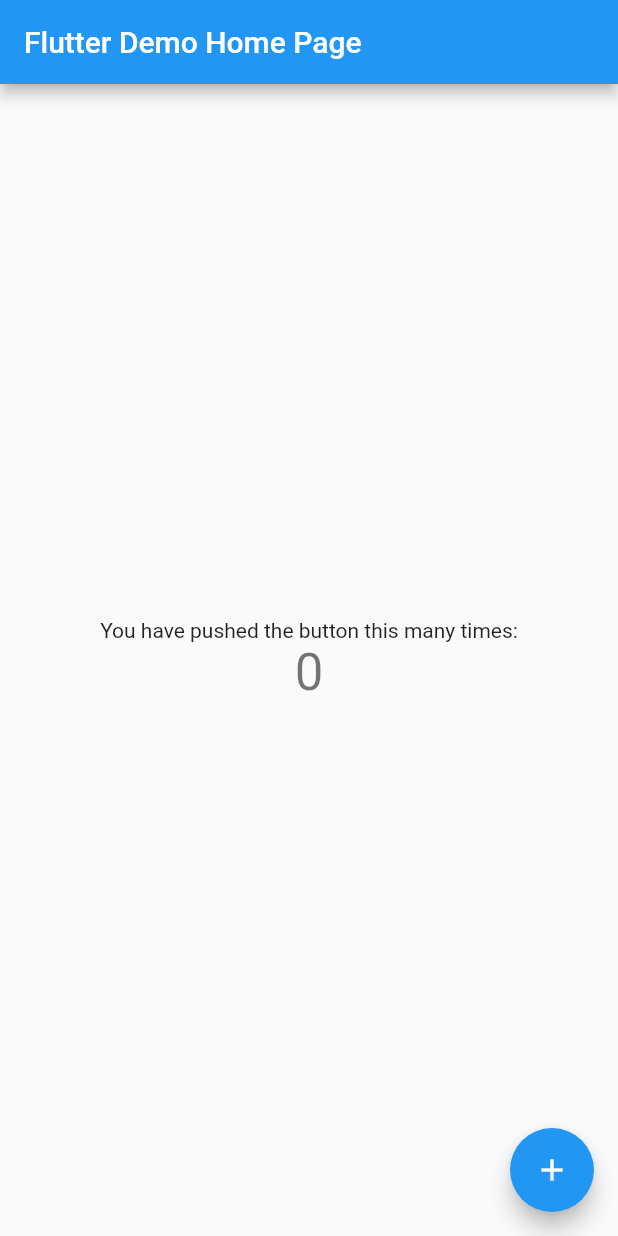
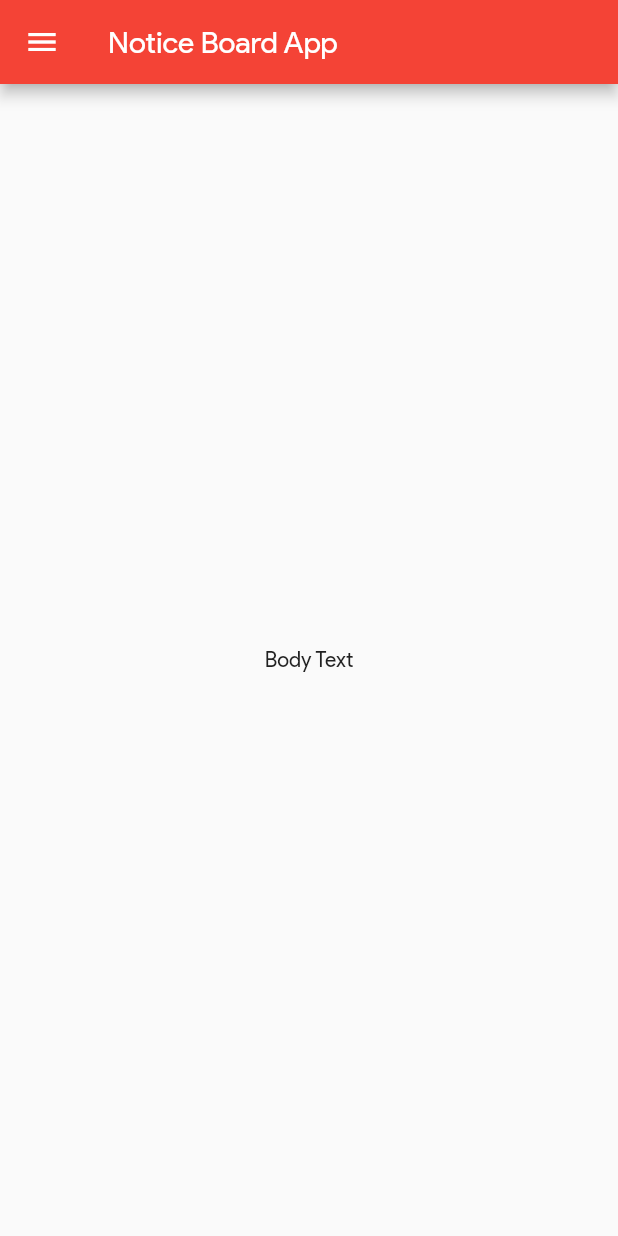
Before and after one commit to Harshit-Sonawala/notice_board_app, a Flutter app: the screen it shows after launch, on a phone screen of 412 x 824 dp. Run offline on Flutter 3.47's test engine with Material 2 defaults, Android fonts, the phone set to English and light mode, and no system bars.

Commit message:
added fonts, drawer

```diff
--- a/lib/main.dart
+++ b/lib/main.dart
@@ -1,115 +1,137 @@
 import 'package:flutter/material.dart';
+import './screens/home_screen.dart';
 
-void main() {
-  runApp(const MyApp());
-}
+void main() => runApp(const NoticeBoardApp());
 
-class MyApp extends StatelessWidget {
-  const MyApp({Key? key}) : super(key: key);
+class NoticeBoardApp extends StatelessWidget {
+  const NoticeBoardApp({Key? key}) : super(key: key);
 
-  // This widget is the root of your application.
   @override
   Widget build(BuildContext context) {
     return MaterialApp(
-      title: 'Flutter Demo',
+      debugShowCheckedModeBanner: false,
       theme: ThemeData(
-        // This is the theme of your application.
-        //
-        // Try running your application with "flutter run". You'll see the
-        // application has a blue toolbar. Then, without quitting the app, try
-        // changing the primarySwatch below to Colors.green and then invoke
-        // "hot reload" (press "r" in the console where you ran "flutter run",
-        // or simply save your changes to "hot reload" in a Flutter IDE).
-        // Notice that the counter didn't reset back to zero; the application
-        // is not restarted.
-        primarySwatch: Colors.blue,
+        primarySwatch: Colors.red,
+        fontFamily: 'ProductSans',
       ),
-      home: const MyHomePage(title: 'Flutter Demo Home Page'),
+      title: 'Notice Board App',
+      home: const HomeScreen(),
     );
   }
 }
 
-class MyHomePage extends StatefulWidget {
-  const MyHomePage({Key? key, required this.title}) : super(key: key);
+// import 'package:flutter/material.dart';
 
-  // This widget is the home page of your application. It is stateful, meaning
-  // that it has a State object (defined below) that contains fields that affect
-  // how it looks.
+// void main() {
+//   runApp(const MyApp());
+// }
 
-  // This class is the configuration for the state. It holds the values (in this
-  // case the title) provided by the parent (in this case the App widget) and
-  // used by the build method of the State. Fields in a Widget subclass are
-  // always marked "final".
+// class MyApp extends StatelessWidget {
+//   const MyApp({Key? key}) : super(key: key);
 
-  final String title;
+//   // This widget is the root of your application.
+//   @override
+//   Widget build(BuildContext context) {
+//     return MaterialApp(
+//       title: 'Flutter Demo',
+//       theme: ThemeData(
+//         // This is the theme of your application.
+//         //
+//         // Try running your application with "flutter run". You'll see the
+//         // application has a blue toolbar. Then, without quitting the app, try
+//         // changing the primarySwatch below to Colors.green and then invoke
+//         // "hot reload" (press "r" in the console where you ran "flutter run",
+//         // or simply save your changes to "hot reload" in a Flutter IDE).
+//         // Notice that the counter didn't reset back to zero; the application
+//         // is not restarted.
+//         primarySwatch: Colors.blue,
+//       ),
+//       home: const MyHomePage(title: 'Flutter Demo Home Page'),
+//     );
+//   }
+// }
 
-  @override
-  State<MyHomePage> createState() => _MyHomePageState();
-}
+// class MyHomePage extends StatefulWidget {
+//   const MyHomePage({Key? key, required this.title}) : super(key: key);
 
-class _MyHomePageState extends State<MyHomePage> {
-  int _counter = 0;
+//   // This widget is the home page of your application. It is stateful, meaning
+//   // that it has a State object (defined below) that contains fields that affect
+//   // how it looks.
 
-  void _incrementCounter() {
-    setState(() {
-      // This call to setState tells the Flutter framework that something has
-      // changed in this State, which causes it to rerun the build method below
-      // so that the display can reflect the updated values. If we changed
-      // _counter without calling setState(), then the build method would not be
-      // called again, and so nothing would appear to happen.
-      _counter++;
-    });
-  }
+//   // This class is the configuration for the state. It holds the values (in this
+//   // case the title) provided by the parent (in this case the App widget) and
+//   // used by the build method of the State. Fields in a Widget subclass are
+//   // always marked "final".
 
-  @override
-  Widget build(BuildContext context) {
-    // This method is rerun every time setState is called, for instance as done
-    // by the _incrementCounter method above.
-    //
-    // The Flutter framework has been optimized to make rerunning build methods
-    // fast, so that you can just rebuild anything that needs updating rather
-    // than having to individually change instances of widgets.
-    return Scaffold(
-      appBar: AppBar(
-        // Here we take the value from the MyHomePage object that was created by
-        // the App.build method, and use it to set our appbar title.
-        title: Text(widget.title),
-      ),
-      body: Center(
-        // Center is a layout widget. It takes a single child and positions it
-        // in the middle of the parent.
-        child: Column(
-          // Column is also a layout widget. It takes a list of children and
-          // arranges them vertically. By default, it sizes itself to fit its
-          // children horizontally, and tries to be as tall as its parent.
-          //
-          // Invoke "debug painting" (press "p" in the console, choose the
-          // "Toggle Debug Paint" action from the Flutter Inspector in Android
-          // Studio, or the "Toggle Debug Paint" command in Visual Studio Code)
-          // to see the wireframe for each widget.
-          //
-          // Column has various properties to control how it sizes itself and
-          // how it positions its children. Here we use mainAxisAlignment to
-          // center the children vertically; the main axis here is the vertical
-          // axis because Columns are vertical (the cross axis would be
-          // horizontal).
-          mainAxisAlignment: MainAxisAlignment.center,
-          children: <Widget>[
-            const Text(
-              'You have pushed the button this many times:',
-            ),
-            Text(
-              '$_counter',
-              style: Theme.of(context).textTheme.headline4,
-            ),
-          ],
-        ),
-      ),
-      floatingActionButton: FloatingActionButton(
-        onPressed: _incrementCounter,
-        tooltip: 'Increment',
-        child: const Icon(Icons.add),
-      ), // This trailing comma makes auto-formatting nicer for build methods.
-    );
-  }
-}
+//   final String title;
+
+//   @override
+//   State<MyHomePage> createState() => _MyHomePageState();
+// }
+
+// class _MyHomePageState extends State<MyHomePage> {
+//   int _counter = 0;
+
+//   void _incrementCounter() {
+//     setState(() {
+//       // This call to setState tells the Flutter framework that something has
+//       // changed in this State, which causes it to rerun the build method below
+//       // so that the display can reflect the updated values. If we changed
+//       // _counter without calling setState(), then the build method would not be
+//       // called again, and so nothing would appear to happen.
+//       _counter++;
+//     });
+//   }
+
+//   @override
+//   Widget build(BuildContext context) {
+//     // This method is rerun every time setState is called, for instance as done
+//     // by the _incrementCounter method above.
+//     //
+//     // The Flutter framework has been optimized to make rerunning build methods
+//     // fast, so that you can just rebuild anything that needs updating rather
+//     // than having to individually change instances of widgets.
+//     return Scaffold(
+//       appBar: AppBar(
+//         // Here we take the value from the MyHomePage object that was created by
+//         // the App.build method, and use it to set our appbar title.
+//         title: Text(widget.title),
+//       ),
+//       body: Center(
+//         // Center is a layout widget. It takes a single child and positions it
+//         // in the middle of the parent.
+//         child: Column(
+//           // Column is also a layout widget. It takes a list of children and
+//           // arranges them vertically. By default, it sizes itself to fit its
+//           // children horizontally, and tries to be as tall as its parent.
+//           //
+//           // Invoke "debug painting" (press "p" in the console, choose the
+//           // "Toggle Debug Paint" action from the Flutter Inspector in Android
+//           // Studio, or the "Toggle Debug Paint" command in Visual Studio Code)
+//           // to see the wireframe for each widget.
+//           //
+//           // Column has various properties to control how it sizes itself and
+//           // how it positions its children. Here we use mainAxisAlignment to
+//           // center the children vertically; the main axis here is the vertical
+//           // axis because Columns are vertical (the cross axis would be
+//           // horizontal).
+//           mainAxisAlignment: MainAxisAlignment.center,
+//           children: <Widget>[
+//             const Text(
+//               'You have pushed the button this many times:',
+//             ),
+//             Text(
+//               '$_counter',
+//               style: Theme.of(context).textTheme.headline4,
+//             ),
+//           ],
+//         ),
+//       ),
+//       floatingActionButton: FloatingActionButton(
+//         onPressed: _incrementCounter,
+//         tooltip: 'Increment',
+//         child: const Icon(Icons.add),
+//       ), // This trailing comma makes auto-formatting nicer for build methods.
+//     );
+//   }
+// }
--- /dev/null
+++ b/lib/screens/home_screen.dart
@@ -0,0 +1,54 @@
+import 'package:flutter/material.dart';
+
+class HomeScreen extends StatefulWidget {
+  const HomeScreen({Key? key}) : super(key: key);
+
+  @override
+  State<HomeScreen> createState() => _HomeScreenState();
+}
+
+class _HomeScreenState extends State<HomeScreen> {
+  @override
+  Widget build(BuildContext context) {
+    return Scaffold(
+      appBar: AppBar(
+        title: Text('Notice Board App'),
+      ),
+      drawer: Drawer(
+        child: Column(
+          children: <Widget>[
+            DrawerHeader(
+              child: Container(
+                decoration: BoxDecoration(
+                  color: Theme.of(context).primaryColor,
+                ),
+                child: const Text(
+                  'Notice Board App Version 1.0',
+                  style: TextStyle(
+                    color: Colors.white,
+                    fontSize: 20,
+                  ),
+                ),
+              ),
+            ),
+            ListTile(
+              title: Text('Drawer Tile 1'),
+              onTap: () => {},
+            ),
+            ListTile(
+              title: Text('Drawer Tile 2'),
+              onTap: () => {},
+            ),
+            ListTile(
+              title: Text('Drawer Tile 3'),
+              onTap: () => {},
+            ),
+          ],
+        ),
+      ),
+      body: const Center(
+        child: Text('Body Text'),
+      ),
+    );
+  }
+}
```
Also changed, not shown: pubspec.yaml (+10 -10 lines), assets/fonts/Montserrat-Regular.ttf (added), assets/fonts/ProductSans-Regular.ttf (added).
